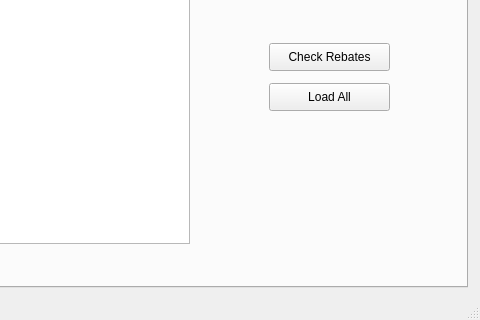
This is QtCuties-BulkClubProject/menu.ui in NicholasHuCS1C/Bulk-Club-CS1C as Qt 5 draws it before an edit; both pictures show x 323 to 803 and y 273 to 593 of the 803 by 593 pixel window. The edited form follows.
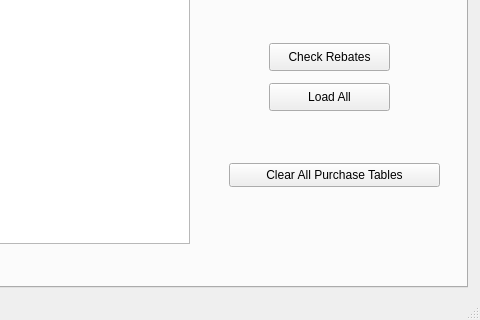
This is the edited form. The open tabs and pages were chosen to show the change.

Commit message: Working get all purchases

Patch:
```diff
--- a/QtCuties-BulkClubProject/menu.ui
+++ b/QtCuties-BulkClubProject/menu.ui
@@ -329,6 +329,19 @@
        </rect>
       </property>
      </widget>
+     <widget class="QPushButton" name="buttonClearPurchases">
+      <property name="geometry">
+       <rect>
+        <x>540</x>
+        <y>390</y>
+        <width>211</width>
+        <height>24</height>
+       </rect>
+      </property>
+      <property name="text">
+       <string>Clear All Purchase Tables</string>
+      </property>
+     </widget>
     </widget>
     <widget class="QWidget" name="tabEditMembers">
      <attribute name="title">
```
Left out of the diff: 2 changed lines with no effect on the pictures. The commit also changes 12 other files.
